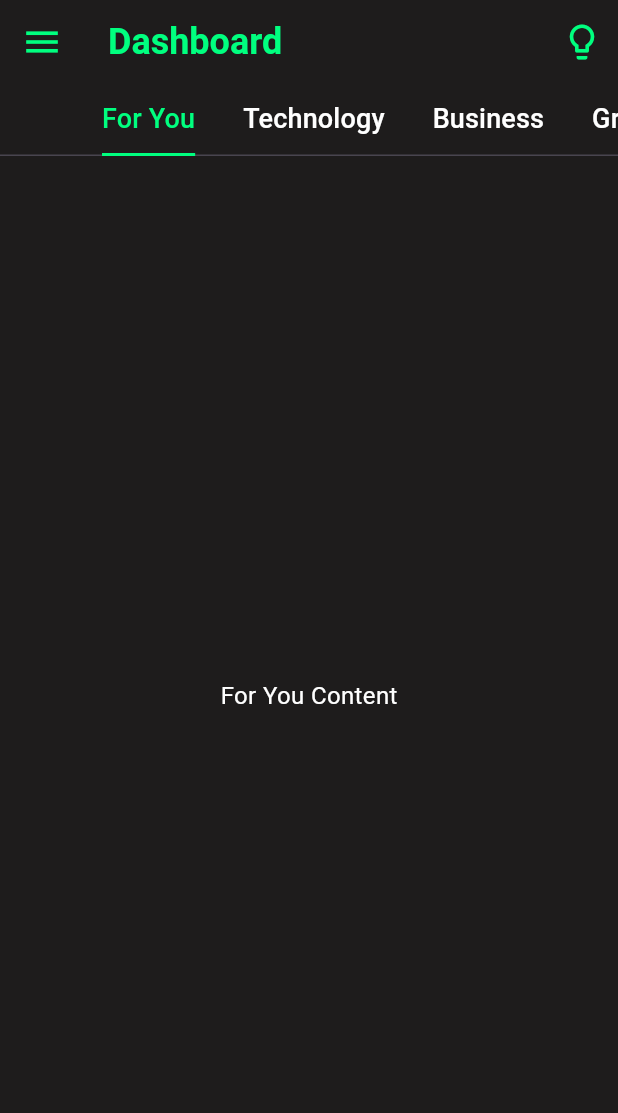
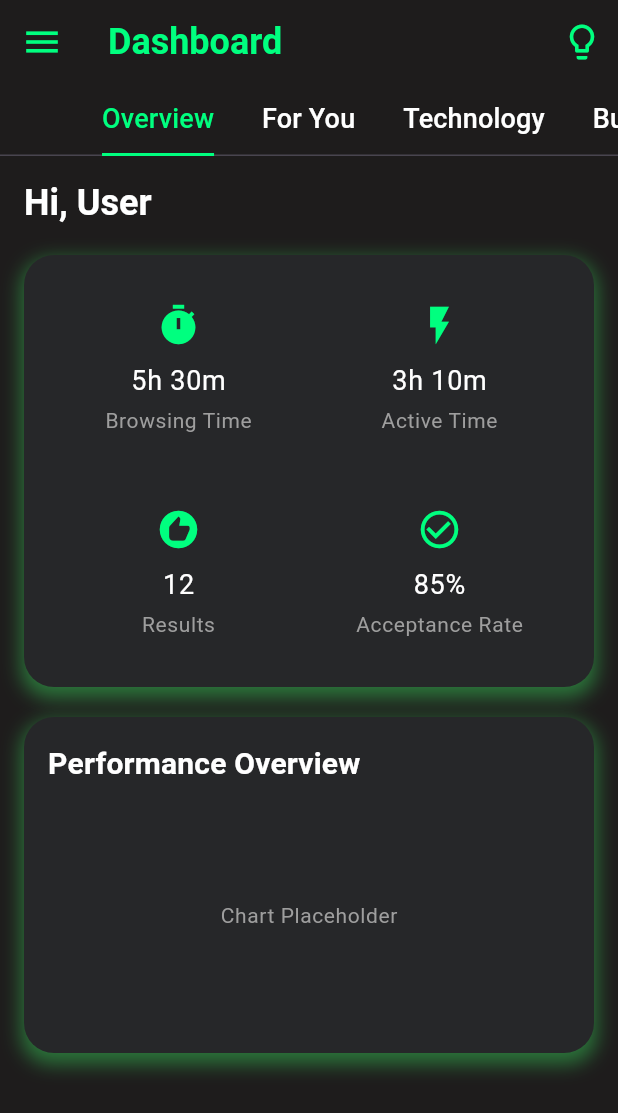
Before and after one commit to AurelioAlfons/Leap, a Flutter app: the DashboardPage screen opened directly, on a phone screen of 412 x 824 dp. Shown: the top 1113 px of the screen. Run offline on Flutter 3.47's test engine with Material 3 defaults, Android fonts, the phone set to English and light mode, and no system bars.

Commit message:
Dashboard Overview

```diff
--- a/lib/UI/Home/dashboard.dart
+++ b/lib/UI/Home/dashboard.dart
@@ -9,7 +9,6 @@ class DashboardPage extends StatelessWidget {
     return DefaultTabController(
       length: 5,
       child: Scaffold(
-        // Custom AppBar with page-specific settings
         appBar: CustomAppBar(
           title: "Dashboard",
           showSearchButton: false,
@@ -20,12 +19,12 @@ class DashboardPage extends StatelessWidget {
               children: [
                 Expanded(
                   child: TabBar(
-                    isScrollable: true, // Allows horizontal scrolling
+                    isScrollable: true,
                     tabs: [
+                      Tab(text: 'Overview'),
                       Tab(text: 'For You'),
                       Tab(text: 'Technology'),
                       Tab(text: 'Business'),
-                      Tab(text: 'Graphic Design'),
                       Tab(text: 'Add +'),
                     ],
                   ),
@@ -36,17 +35,151 @@ class DashboardPage extends StatelessWidget {
           onMenuPressed: () => Scaffold.of(context).openDrawer(),
           onEndDrawerPressed: () => Scaffold.of(context).openEndDrawer(),
         ),
-
-        body: const TabBarView(
+        body: TabBarView(
           children: [
-            Center(child: Text('For You Content')),
-            Center(child: Text('Technology Content')),
-            Center(child: Text('Technology Content')),
-            Center(child: Text('Technology Content')),
-            Center(child: Text('Add Content')),
+            // Overview Tab Content
+            Padding(
+              padding: const EdgeInsets.all(16.0),
+              child: SingleChildScrollView(
+                child: Column(
+                  crossAxisAlignment: CrossAxisAlignment.start,
+                  children: [
+                    Text(
+                      'Hi, User',
+                      style: Theme.of(context).textTheme.titleLarge,
+                    ),
+                    const SizedBox(height: 20),
+                    Container(
+                      padding: const EdgeInsets.all(16.0),
+                      decoration: BoxDecoration(
+                        color: Theme.of(context).cardColor,
+                        borderRadius: BorderRadius.circular(20.0),
+                        boxShadow: [
+                          BoxShadow(
+                            color:
+                                Theme.of(context).shadowColor.withOpacity(0.5),
+                            spreadRadius: 2,
+                            blurRadius: 10,
+                            offset: const Offset(0, 5),
+                          ),
+                        ],
+                      ),
+                      child: Column(
+                        children: [
+                          Row(
+                            mainAxisAlignment: MainAxisAlignment.spaceAround,
+                            children: [
+                              _buildDashboardItem(
+                                context,
+                                title: 'Browsing Time',
+                                value: '5h 30m',
+                                icon: Icons.timer,
+                              ),
+                              _buildDashboardItem(
+                                context,
+                                title: 'Active Time',
+                                value: '3h 10m',
+                                icon: Icons.flash_on,
+                              ),
+                            ],
+                          ),
+                          const SizedBox(height: 16),
+                          Row(
+                            mainAxisAlignment: MainAxisAlignment.spaceAround,
+                            children: [
+                              _buildDashboardItem(
+                                context,
+                                title: 'Results',
+                                value: '12',
+                                icon: Icons.recommend,
+                              ),
+                              _buildDashboardItem(
+                                context,
+                                title: 'Acceptance Rate',
+                                value: '85%',
+                                icon: Icons.check_circle_outline,
+                              ),
+                            ],
+                          ),
+                        ],
+                      ),
+                    ),
+                    const SizedBox(height: 20),
+                    Container(
+                      padding: const EdgeInsets.all(16.0),
+                      decoration: BoxDecoration(
+                        color: Theme.of(context).cardColor,
+                        borderRadius: BorderRadius.circular(20.0),
+                        boxShadow: [
+                          BoxShadow(
+                            color:
+                                Theme.of(context).shadowColor.withOpacity(0.5),
+                            spreadRadius: 2,
+                            blurRadius: 10,
+                            offset: const Offset(0, 5),
+                          ),
+                        ],
+                      ),
+                      child: Column(
+                        crossAxisAlignment: CrossAxisAlignment.start,
+                        children: [
+                          Text(
+                            'Performance Overview',
+                            style: Theme.of(context).textTheme.titleMedium,
+                          ),
+                          const SizedBox(height: 12),
+                          Container(
+                            height: 150,
+                            color: Theme.of(context).cardColor.withOpacity(0.1),
+                            child: Center(
+                              child: Text(
+                                'Chart Placeholder',
+                                style: Theme.of(context).textTheme.bodySmall,
+                              ),
+                            ),
+                          ),
+                        ],
+                      ),
+                    ),
+                  ],
+                ),
+              ),
+            ),
+            const Center(child: Text('For You Content')),
+            const Center(child: Text('Technology Content')),
+            const Center(child: Text('Business Content')),
+            const Center(child: Text('Add Content')),
           ],
         ),
       ),
     );
   }
+
+  Widget _buildDashboardItem(BuildContext context,
+      {required String title, required String value, required IconData icon}) {
+    return Container(
+      width: MediaQuery.of(context).size.width * 0.4,
+      padding: const EdgeInsets.all(16.0),
+      decoration: BoxDecoration(
+        color: Theme.of(context).cardColor,
+        borderRadius: BorderRadius.circular(15.0),
+      ),
+      child: Column(
+        mainAxisAlignment: MainAxisAlignment.center,
+        children: [
+          Icon(icon, color: Theme.of(context).iconTheme.color, size: 30),
+          const SizedBox(height: 8),
+          Text(
+            value,
+            style: Theme.of(context).textTheme.bodyLarge,
+          ),
+          const SizedBox(height: 4),
+          Text(
+            title,
+            style: Theme.of(context).textTheme.bodySmall,
+          ),
+        ],
+      ),
+    );
+  }
 }
--- a/lib/UI/Layout/dark.dart
+++ b/lib/UI/Layout/dark.dart
@@ -5,6 +5,8 @@ class DarkMode {
     return ThemeData(
       brightness: Brightness.dark,
       scaffoldBackgroundColor: const Color.fromARGB(255, 30, 28, 28),
+
+      shadowColor: const Color.fromARGB(255, 55, 204, 87),
 
       // AppBar theme
       appBarTheme: const AppBarTheme(
@@ -21,11 +23,11 @@ class DarkMode {
       ),
 
       // Card theme
-      cardColor: const Color.fromARGB(255, 38, 39, 41), // Dark card background
+      cardColor: const Color.fromARGB(255, 38, 39, 41),
 
       // Icon theme for cards in ProfilePage
       iconTheme: const IconThemeData(
-        color: Color.fromARGB(255, 0, 255, 127), // Same as iconColor
+        color: Color.fromARGB(255, 0, 255, 127),
       ),
 
       // Popup menu theme
@@ -67,7 +69,7 @@ class DarkMode {
         ),
       ),
 
-      // Text theme (already defined)
+      // Text theme
       textTheme: const TextTheme(
         titleLarge: TextStyle(
           fontSize: 24,
@@ -103,12 +105,13 @@ class DarkMode {
         ),
       ),
 
+      // TabBar theme
       tabBarTheme: const TabBarTheme(
         labelColor: Color.fromARGB(255, 0, 255, 127),
         unselectedLabelColor: Colors.white,
         indicator: UnderlineTabIndicator(
           borderSide: BorderSide(
-            color: Color.fromARGB(255, 0, 255, 127), // Indicator color
+            color: Color.fromARGB(255, 0, 255, 127),
             width: 2.0,
           ),
         ),
@@ -116,18 +119,13 @@ class DarkMode {
     );
   }
 
-  // Custom icon color for theme toggle
+  // Custom colors
   static const Color iconColor = Color.fromARGB(255, 0, 255, 127);
-
-// Define colors for profile avatar
   static const Color outerAvatarColor = Color.fromARGB(255, 30, 28, 28);
-
-// Colors for the Edit Profile button in Dark Mode
   static const Color buttonBackgroundColor = Color.fromARGB(255, 0, 255, 127);
-  // Adjust this color if needed
   static const Color buttonTextColor = Color.fromARGB(255, 0, 255, 127);
 
-// Drawer header style for consistency
+  // Drawer header style for consistency
   static const BoxDecoration drawerHeaderStyle = BoxDecoration(
     color: Color.fromARGB(255, 0, 200, 83),
   );
--- a/lib/UI/Layout/light.dart
+++ b/lib/UI/Layout/light.dart
@@ -5,6 +5,8 @@ class LightMode {
     return ThemeData(
       brightness: Brightness.light,
       scaffoldBackgroundColor: const Color(0xFFF5EAD7),
+
+      shadowColor: const Color.fromARGB(255, 238, 181, 77),
 
       // AppBar theme
       appBarTheme: const AppBarTheme(
```
